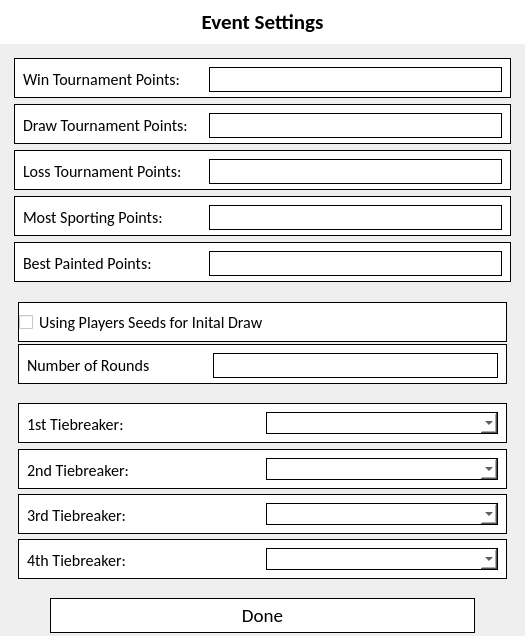
Before: the Qt Designer form forms/eventsettings.ui in WatkingStudio/Tournament-Creator, drawn with Qt 5.
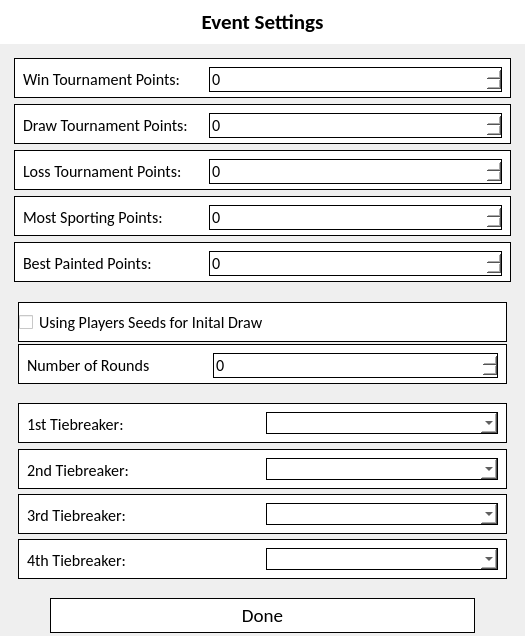
After: the same form once the commit is applied. Icons and pictures are not drawn.

Commit message: Spin Boxes Added

Patch:
```diff
--- a/forms/eventsettings.ui
+++ b/forms/eventsettings.ui
@@ -130,7 +130,13 @@
              </widget>
             </item>
             <item>
-             <widget class="QLineEdit" name="WinLineEdit">
+             <widget class="QSpinBox" name="WinSpinBox">
+              <property name="sizePolicy">
+               <sizepolicy hsizetype="Expanding" vsizetype="Fixed">
+                <horstretch>0</horstretch>
+                <verstretch>0</verstretch>
+               </sizepolicy>
+              </property>
               <property name="minimumSize">
                <size>
                 <width>100</width>
@@ -186,7 +192,13 @@
              </widget>
             </item>
             <item>
-             <widget class="QLineEdit" name="DrawLineEdit">
+             <widget class="QSpinBox" name="DrawSpinBox">
+              <property name="sizePolicy">
+               <sizepolicy hsizetype="Expanding" vsizetype="Fixed">
+                <horstretch>0</horstretch>
+                <verstretch>0</verstretch>
+               </sizepolicy>
+              </property>
               <property name="minimumSize">
                <size>
                 <width>100</width>
@@ -242,7 +254,13 @@
              </widget>
             </item>
             <item>
-             <widget class="QLineEdit" name="LossLineEdit">
+             <widget class="QSpinBox" name="LossSpinBox">
+              <property name="sizePolicy">
+               <sizepolicy hsizetype="Expanding" vsizetype="Fixed">
+                <horstretch>0</horstretch>
+                <verstretch>0</verstretch>
+               </sizepolicy>
+              </property>
               <property name="minimumSize">
                <size>
                 <width>100</width>
@@ -298,7 +316,13 @@
              </widget>
             </item>
             <item>
-             <widget class="QLineEdit" name="MostSportingLineEdit">
+             <widget class="QSpinBox" name="MostSportingSpinBox">
+              <property name="sizePolicy">
+               <sizepolicy hsizetype="Expanding" vsizetype="Fixed">
+                <horstretch>0</horstretch>
+                <verstretch>0</verstretch>
+               </sizepolicy>
+              </property>
               <property name="minimumSize">
                <size>
                 <width>100</width>
@@ -354,7 +378,13 @@
              </widget>
             </item>
             <item>
-             <widget class="QLineEdit" name="BestPaintedLineEdit">
+             <widget class="QSpinBox" name="BestPaintedSpinBox">
+              <property name="sizePolicy">
+               <sizepolicy hsizetype="Expanding" vsizetype="Fixed">
+                <horstretch>0</horstretch>
+                <verstretch>0</verstretch>
+               </sizepolicy>
+              </property>
               <property name="minimumSize">
                <size>
                 <width>100</width>
@@ -450,7 +480,13 @@
              </widget>
             </item>
             <item>
-             <widget class="QLineEdit" name="NumberOfRoundsLineEdit">
+             <widget class="QSpinBox" name="NumberOfRoundsSpinBox">
+              <property name="sizePolicy">
+               <sizepolicy hsizetype="Expanding" vsizetype="Fixed">
+                <horstretch>0</horstretch>
+                <verstretch>0</verstretch>
+               </sizepolicy>
+              </property>
               <property name="minimumSize">
                <size>
                 <width>100</width>
```
The commit also changes 1 other file.
